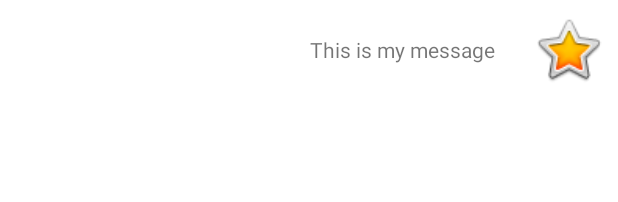
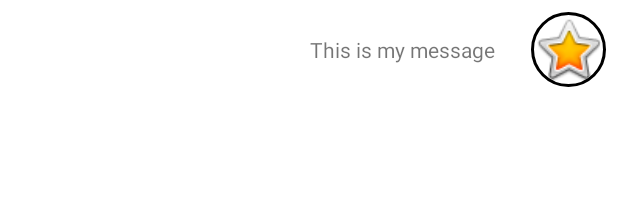
Before and after one commit to Shevy-D/KotlinMessenger, an Android app: the layout chat_to_row.xml on its own in the app's theme, with its tools: preview values and no code run, on a phone screen of 412 x 824 dp. Shown: the top 202 px of the screen. Run offline under Robolectric (Android 15) with nearby library versions, the phone set to English and light mode, and no system bars.

Commit message:
Added CircleImageView

```diff
--- a/app/src/main/res/layout/chat_to_row.xml
+++ b/app/src/main/res/layout/chat_to_row.xml
@@ -14,17 +14,19 @@
         android:maxWidth="240dp"
         android:padding="16dp"
         android:text="This is my message"
-        app:layout_constraintBottom_toBottomOf="@+id/imageView"
-        app:layout_constraintEnd_toStartOf="@+id/imageView"
-        app:layout_constraintTop_toTopOf="@+id/imageView" />
+        app:layout_constraintBottom_toBottomOf="@+id/imageView_chat_to_row"
+        app:layout_constraintEnd_toStartOf="@+id/imageView_chat_to_row"
+        app:layout_constraintTop_toTopOf="@+id/imageView_chat_to_row" />
 
     <de.hdodenhof.circleimageview.CircleImageView
-        android:id="@+id/imageView"
+        android:id="@+id/imageView_chat_to_row"
         android:layout_width="50dp"
         android:layout_height="50dp"
         android:layout_marginTop="8dp"
         android:layout_marginEnd="8dp"
         android:layout_marginBottom="8dp"
+        app:civ_border_width="2dp"
+        app:civ_border_color="@android:color/black"
         app:layout_constraintBottom_toBottomOf="parent"
         app:layout_constraintEnd_toEndOf="parent"
         app:layout_constraintTop_toTopOf="parent"
```
Also changed, not shown: app/src/main/java/com/shevy/kotlinmessenger/messages/ChatLogActivity.kt (+10 -12 lines), app/src/main/java/com/shevy/kotlinmessenger/registerlogin/LoginActivity.kt (+9 -1 lines), app/src/main/res/layout/chat_from_row.xml (+4 -4 lines).
